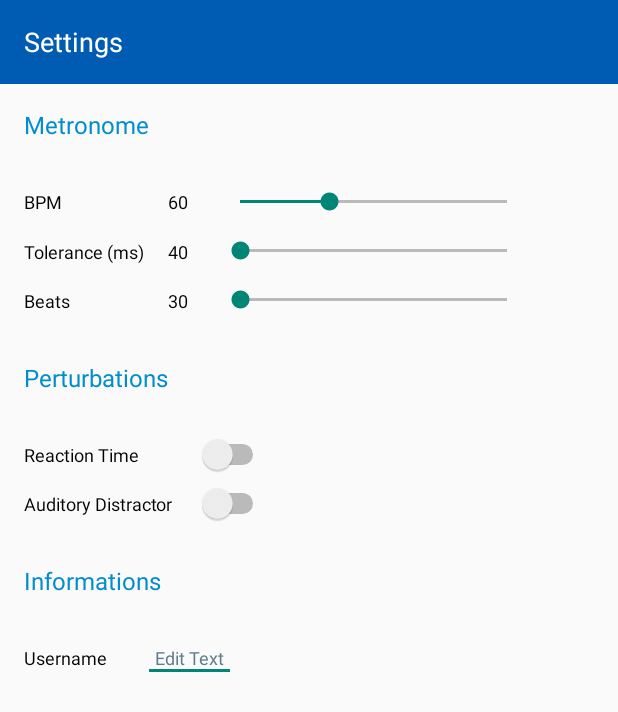
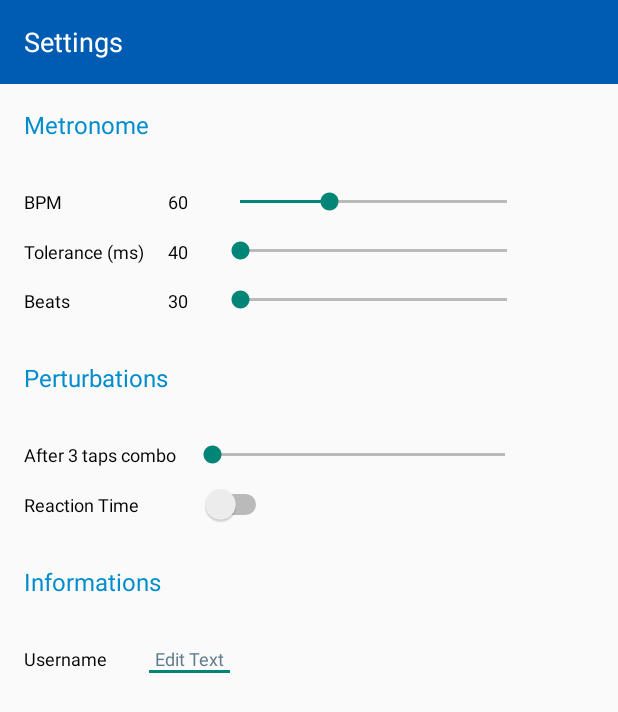
Before and after one commit to JulienLussiez/Inner_Pulse, an Android app: the screen it shows after launch (SettingsActivity), after a tap on "settings", on a phone screen of 412 x 824 dp. Shown: the top 712 px of the screen. Run offline under Robolectric (Android 15) with nearby library versions, the phone set to English and light mode, and no system bars; libraries missing offline, so code that uses them is left out: org.apache.commons; 1 other tap on this screen came first.

Commit message:
innerPulse 8.1

```diff
--- a/app/src/main/java/com/my/newproject/MainActivity.java
+++ b/app/src/main/java/com/my/newproject/MainActivity.java
@@ -73,7 +73,9 @@ public class MainActivity extends AppCompatActivity {
 
 
     private int inc = 0;
+    private int distractorIsChecked = 0;
     private int reactionTime = 1000;
+    private int distractor = 12;
     private int reaction = 0;
     private int color = 0;
     private int comboEnd = 0;
@@ -174,6 +176,7 @@ public class MainActivity extends AppCompatActivity {
     private Timer _timer = new Timer();
     private Timer _timer2 = new Timer();
     private Timer _timer3 = new Timer();
+    private Timer _timer4 = new Timer();
     private Calendar calendar = Calendar.getInstance();
     private TimerTask timer;
     private TimerTask timer2;
@@ -226,6 +229,8 @@ public class MainActivity extends AppCompatActivity {
     private String toleranceConversionString;
     private int randomReactionActivation;
     private double reactionTimeIsChecked;
+    private int frequency;
+    private TimerTask timer4;
 
 
     @Override
@@ -325,6 +330,9 @@ public class MainActivity extends AppCompatActivity {
                     }
                     if (timer3 != null){
                         timer3.cancel();
+                    }
+                    if (timer4 != null){
+                        timer4.cancel();
                     }
                 }
                 finish();
@@ -573,6 +581,9 @@ public class MainActivity extends AppCompatActivity {
                     }
                     if (timer3 != null){
                         timer3.cancel();
+                    }
+                    if (timer4 != null){
+                        timer4.cancel();
                     }
                 }
                 finish();
@@ -712,6 +723,9 @@ public class MainActivity extends AppCompatActivity {
                     if (timer3 != null){
                         timer3.cancel();
                     }
+                    if (timer4 != null){
+                        timer4.cancel();
+                    }
 //                    countdown.cancel();
                     canTap = false;
                     tap.setText("Tap to start");
@@ -766,6 +780,9 @@ public class MainActivity extends AppCompatActivity {
             }
             if (timer3 != null){
                 timer3.cancel();
+            }
+            if (timer4 != null){
+                timer4.cancel();
             }
             play.setText("Play");
             fab.setImageResource(R.drawable.ic_play_arrow_black_24dp);
@@ -869,6 +886,9 @@ public class MainActivity extends AppCompatActivity {
                             }
                             if (timer3 != null){
                                 timer3.cancel();
+                            }
+                            if (timer4 != null){
+                                timer4.cancel();
                             }
                             double a = 1;
                             Date date = new Date();
@@ -937,7 +957,7 @@ public class MainActivity extends AppCompatActivity {
 
     private void _randomReaction() {
         reactionTime = 1000;
-        double time = beatInterval + Math.random() * (2*(beatInterval) - beatInterval) ;
+        double time = Math.random() * (3*(beatInterval)) ;
         timer2 = new TimerTask() {
             @Override
             public void run() {
@@ -956,6 +976,31 @@ public class MainActivity extends AppCompatActivity {
             }
         };
         _timer2.scheduleAtFixedRate(timer2, (int)time, 500);
+    }
+
+    private void _auditiveDistractor() {
+        int interval = (int) ((int) beatInterval - Math.random()*300);
+        timer4 = new TimerTask() {
+            @Override
+            public void run() {
+                runOnUiThread(new Runnable() {
+                    @Override
+                    public void run() {
+                        if (distractor != 0) {
+                            playSound = sp.play((int)(soundID), 1.0f, 1.0f, 1, (int)(0), 1.0f);
+                            distractor--;
+                        }
+                        else {
+                            distractor = 12;
+                            if (timer4 != null){
+                                timer4.cancel();
+                            }
+                        }
+                    }
+                });
+            }
+        };
+        _timer4.scheduleAtFixedRate(timer4, 0, interval);
     }
 
     private void _decreaseReactionTime() {
@@ -1371,9 +1416,12 @@ public class MainActivity extends AppCompatActivity {
                                     combo++;
                                     contList = contList + (int)lastPer + ",\n";
                                     contTap = contTap + tapCounter + ",\n";
-                                    if (combo%3 == 0 && reaction == 0) {
+                                    if (combo%frequency == 0 && reaction == 0) {
                                         if (tap2.getVisibility() == tap2.VISIBLE){
                                             _randomReaction();
+                                        }
+                                        if (distractorIsChecked == 1 && distractor == 12){
+                                            _auditiveDistractor();
                                         }
                                     }
                                     if (combo > comboMax){
@@ -1387,7 +1435,6 @@ public class MainActivity extends AppCompatActivity {
                                         comboEnd = 1;
                                         comboBar.setProgress(10);
                                         comboBar.getProgressDrawable().setColorFilter(colorSlow2 + 100, android.graphics.PorterDuff.Mode.SRC_IN);
-
                                     }
                                     else {
                                         if (comboEnd == 1){
@@ -1663,6 +1710,17 @@ public class MainActivity extends AppCompatActivity {
             feedback_per.setMax((int)beatInterval*2);
 
         }
+
+        if (Settings.getString("frequency", "").equals("")) {
+            frequency = 3;
+            Settings.edit().putString("frequency", "3").apply();
+
+        }
+        else {
+            frequency = Integer.parseInt((Settings.getString("frequency", "")));
+        }
+
+
 //        if (Settings.getString("tolerance", "").equals("")) {
 //            toleranceBpm = 33;
 //        }
@@ -1733,6 +1791,7 @@ public class MainActivity extends AppCompatActivity {
             linear20.setVisibility(View.GONE);
             seekbar0.setVisibility(View.GONE);
         }
+
         if (Settings.getString("reaction_switch_is_checked", "").equals("")) {
             tap2.setVisibility(View.GONE);
         }
@@ -1745,6 +1804,18 @@ public class MainActivity extends AppCompatActivity {
         else {
             tap2.setVisibility(View.GONE);
         }
+
+        if (Settings.getString("distractor_switch_is_checked", "").equals("")) {
+            distractorIsChecked = 0;
+        }
+        else {
+            distractorIsChecked = Integer.parseInt(Settings.getString("distractor_switch_is_checked", ""));
+        }
+        if (distractorIsChecked == 1) {
+        }
+        else {
+        }
+
         if (f.getString("numTry", "").equals("")) {
 
         }
--- a/app/src/main/java/com/my/newproject/SettingsActivity.java
+++ b/app/src/main/java/com/my/newproject/SettingsActivity.java
@@ -77,6 +77,13 @@ public class SettingsActivity extends AppCompatActivity {
 	private int maxBeats = 200;
 	private int minBeats = 30;
 	private Switch reaction_time_switch;
+	private Switch distractor_switch;
+	private SeekBar seekBarFrequency;
+	private TextView frequency_text;
+
+	private int stepFrequency = 1;
+	private int maxFrequency = 9;
+	private int minFrequency = 3;
 
 
 	@Override
@@ -114,6 +121,7 @@ public class SettingsActivity extends AppCompatActivity {
         repetition_edit = (EditText) findViewById(R.id.repetition_edit);
 		im_switch = (Switch) findViewById(R.id.im_switch);
 		reaction_time_switch = (Switch) findViewById(R.id.reaction_switch);
+//		distractor_switch = (Switch) findViewById(R.id.distractor_switch);
 		send_start_text = (TextView) findViewById(R.id.send_start_text);
 		send_start = (TextView) findViewById(R.id.send_start);
 		send_start_edit = (EditText) findViewById(R.id.send_start_edit);
@@ -123,6 +131,10 @@ public class SettingsActivity extends AppCompatActivity {
 		seekBarBpm = (SeekBar) findViewById(R.id.seekBarBpm);
 		seekBarTolerance = (SeekBar) findViewById(R.id.seekbarTolerance);
 		seekBarBeats = (SeekBar) findViewById(R.id.seekbarBeats);
+		seekBarFrequency = (SeekBar) findViewById(R.id.seekBarFrequency);
+		frequency_text = (TextView) findViewById(R.id.frequency_text);
+
+
 		f = getSharedPreferences("Settings", Activity.MODE_PRIVATE);
 
 
@@ -239,6 +251,17 @@ public class SettingsActivity extends AppCompatActivity {
 				}
 			}
 		});
+//		distractor_switch.setOnCheckedChangeListener(new CompoundButton.OnCheckedChangeListener() {
+//			@Override
+//			public void onCheckedChanged(CompoundButton _buttonView, final boolean _isChecked)  {
+//				if (_isChecked) {
+//					f.edit().putString("distractor_switch_is_checked", "1").commit();
+//				}
+//				else {
+//					f.edit().putString("distractor_switch_is_checked", "0").commit();
+//				}
+//			}
+//		});
 		send_start_edit.addTextChangedListener(new TextWatcher() {
 			@Override
 			public void beforeTextChanged(CharSequence _text, int _start, int _count, int _after) {
@@ -295,6 +318,39 @@ public class SettingsActivity extends AppCompatActivity {
 					}
 				}
 		);
+
+		frequency_text.setText(seekBarFrequency.getProgress() + "/" + seekBarFrequency.getMax());
+
+		seekBarFrequency.setMax( (maxFrequency - minFrequency) / stepFrequency );
+
+		seekBarFrequency.setOnSeekBarChangeListener(
+				new SeekBar.OnSeekBarChangeListener()
+				{
+					@Override
+					public void onStopTrackingTouch(SeekBar seekBar) {}
+
+					@Override
+					public void onStartTrackingTouch(SeekBar seekBar) {}
+
+					@Override
+					public void onProgressChanged(SeekBar seekBar, int progress,
+												  boolean fromUser)
+					{
+						// Ex :
+						// And finally when you want to retrieve the value in the range you
+						// wanted in the first place -> [3-5]
+						//
+						// if progress = 13 -> value = 3 + (13 * 0.1) = 4.3
+						int value = minFrequency + (progress * stepFrequency);
+						frequency_text.setText(("After " + value + " taps combo"));
+						f.edit().putString("frequency", String.valueOf(value)).apply();
+
+					}
+				}
+		);
+
+
+
 
 		tolerance.setText(seekBarTolerance.getProgress() + "/" + seekBarTolerance.getMax());
 
@@ -374,6 +430,16 @@ public class SettingsActivity extends AppCompatActivity {
 			seekBarBpm.setProgress(Integer.parseInt(f.getString("bpm", "")) - 30);
 		}
 
+		if((f.getString("frequency", "")).equals("")){
+			f.edit().putString("frequency", "3").apply();
+			seekBarFrequency.setProgress(3);
+			frequency_text.setText("After 3 taps combo");
+		}
+		else {
+			frequency_text.setText("After " + (f.getString("frequency", "")) + " taps combo");
+			seekBarFrequency.setProgress(Integer.parseInt(f.getString("frequency", "")) - 3);
+		}
+
 		if((f.getString("tolerance", "")).equals("")){
 			f.edit().putString("tolerance", "40").apply();
 			seekBarTolerance.setProgress(0);
@@ -438,6 +504,17 @@ public class SettingsActivity extends AppCompatActivity {
 				reaction_time_switch.setChecked(false);
 			}
 		}
+//		if(f.getString("distractor_switch_is_checked", "").equals("")){
+//			distractor_switch.setChecked(false);
+//		}
+//		else {
+//			if (Double.parseDouble(f.getString("distractor_switch_is_checked", "")) == 1) {
+//				distractor_switch.setChecked(true);
+//			}
+//			else {
+//				distractor_switch.setChecked(false);
+//			}
+//		}
 	}
 
 	@Override
--- a/app/src/main/res/layout/main.xml
+++ b/app/src/main/res/layout/main.xml
@@ -450,7 +450,7 @@
                     android:layout_weight="2"
                     android:background="@drawable/button_shape"
                     android:padding="8dp"
-                    android:text="500"
+                    android:text="Reaction Time"
                     android:textColor="#FFFFFF"
                     android:textSize="24sp"
                     android:visibility="gone"
--- a/app/src/main/res/layout/settings.xml
+++ b/app/src/main/res/layout/settings.xml
@@ -211,11 +211,36 @@
 		tools:context=".GridXMLActivity">
 
 		<TextView
+			android:id="@+id/frequency_text"
+			android:layout_width="wrap_content"
+			android:layout_height="wrap_content"
+			android:layout_column="0"
+			android:layout_row="0"
+			android:padding="8dp"
+			android:text="After 3 taps combo"
+			android:textColor="#000000"
+			android:textSize="12sp" />
+
+
+		<SeekBar
+			android:id="@+id/seekBarFrequency"
+			android:layout_width="227dp"
+			android:layout_height="33dp"
+			android:layout_column="1"
+			android:layout_marginRight="108dp"
+			android:layout_row="0"
+			android:layout_weight="1"
+			android:max="5"
+			android:min="0"
+			android:progress="0"
+			android:visibility="visible" />
+
+		<TextView
 			android:id="@+id/reaction_text"
 			android:layout_width="wrap_content"
 			android:layout_height="wrap_content"
 			android:layout_column="0"
-			android:layout_row="0"
+			android:layout_row="1"
 			android:padding="8dp"
 			android:text="Reaction Time"
 			android:textColor="#000000"
@@ -226,35 +251,35 @@
 			android:layout_width="wrap_content"
 			android:layout_height="wrap_content"
 			android:layout_column="1"
-			android:layout_row="0"
+			android:layout_row="1"
 			android:padding="8dp"
 			android:text=""
 			android:textColor="#000000"
 			android:textSize="12sp"
 			tools:checked="false" />
 
-		<TextView
-			android:id="@+id/distractor_text"
-			android:layout_width="wrap_content"
-			android:layout_height="wrap_content"
-			android:layout_column="0"
-			android:layout_row="1"
-			android:padding="8dp"
-			android:text="Auditory Distractor"
-			android:textColor="#000000"
-			android:textSize="12sp" />
+		<!--<TextView-->
+			<!--android:id="@+id/distractor_text"-->
+			<!--android:layout_width="wrap_content"-->
+			<!--android:layout_height="wrap_content"-->
+			<!--android:layout_column="0"-->
+			<!--android:layout_row="2"-->
+			<!--android:padding="8dp"-->
+			<!--android:text="Auditory Distractor"-->
+			<!--android:textColor="#000000"-->
+			<!--android:textSize="12sp" />-->
 
-		<Switch
-			android:id="@+id/distractor_switch"
-			android:layout_width="wrap_content"
-			android:layout_height="wrap_content"
-			android:layout_column="1"
-			android:layout_row="1"
-			android:padding="8dp"
-			android:text=""
-			android:textColor="#000000"
-			android:textSize="12sp"
-			tools:checked="false" />
+		<!--<Switch-->
+			<!--android:id="@+id/distractor_switch"-->
+			<!--android:layout_width="wrap_content"-->
+			<!--android:layout_height="wrap_content"-->
+			<!--android:layout_column="1"-->
+			<!--android:layout_row="2"-->
+			<!--android:padding="8dp"-->
+			<!--android:text=""-->
+			<!--android:textColor="#000000"-->
+			<!--android:textSize="12sp"-->
+			<!--tools:checked="false" />-->
 
 	</GridLayout>
 
```
Also changed, not shown: 72 other files.
